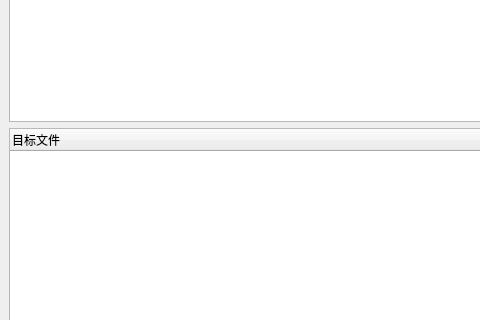
The window that subtitle_resync_helper/gui/main.ui (Asvel/SubtitleResyncHelper) describes before a commit, drawn with Qt 5; both pictures show x 0 to 480 and y 148 to 468 of the 800 by 600 pixel window.
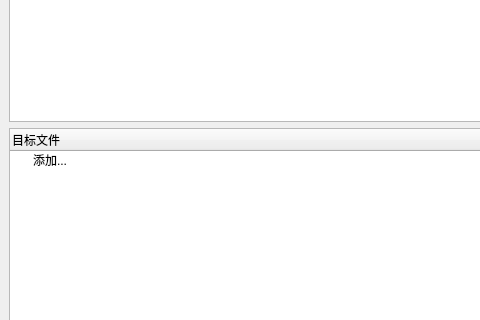
The same window after the commit.

Commit message: 主界面添加目标文件初步完成

```diff
--- a/subtitle_resync_helper/gui/main.ui
+++ b/subtitle_resync_helper/gui/main.ui
@@ -75,6 +75,11 @@
             <string>目标文件</string>
            </property>
           </column>
+          <item>
+           <property name="text">
+            <string>添加...</string>
+           </property>
+          </item>
          </widget>
         </item>
        </layout>
```
Left out of the diff: 17 changed lines with no effect on the pictures. The commit also changes 2 other files.
